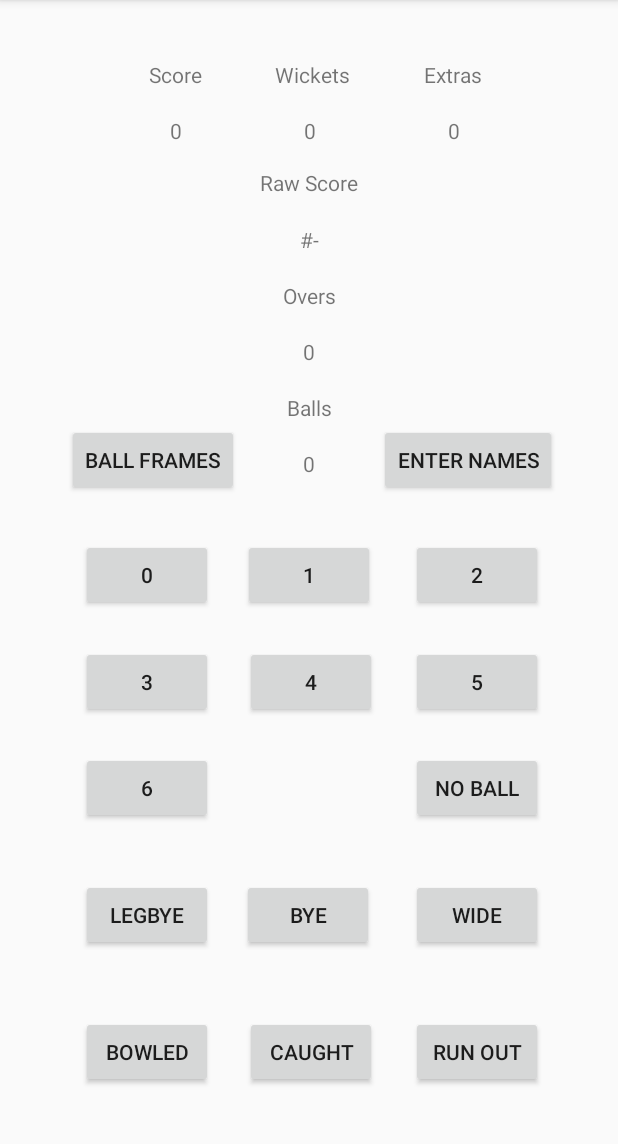
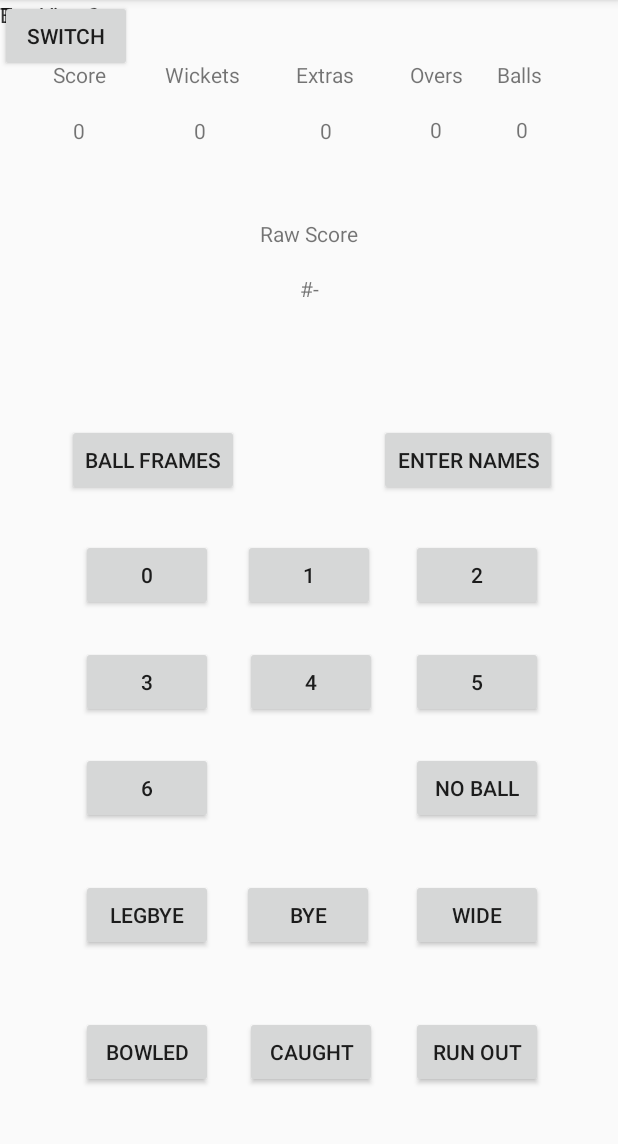
Before and after one commit to varounhanooman/CricketScoringApp, an Android app: the screen it shows after launch (MainActivity), on a phone screen of 412 x 824 dp, the part 84-1228 px from its top. Run offline under Robolectric (Android 15) with nearby library versions, the phone set to English and light mode, and no system bars.

Commit message:
added labels and radio buttons on main screen

```diff
--- a/app/build.gradle
+++ b/app/build.gradle
@@ -29,6 +29,7 @@ dependencies {
     implementation 'androidx.appcompat:appcompat:1.0.2'
     implementation 'androidx.core:core-ktx:1.0.2'
     implementation 'androidx.constraintlayout:constraintlayout:1.1.3'
+    implementation 'com.google.android.material:material:1.0.0'
     testImplementation 'junit:junit:4.12'
     androidTestImplementation 'androidx.test.ext:junit:1.1.0'
     androidTestImplementation 'androidx.test.espresso:espresso-core:3.1.1'
--- a/app/src/main/res/layout/activity_main.xml
+++ b/app/src/main/res/layout/activity_main.xml
@@ -13,11 +13,23 @@
         android:layout_height="wrap_content"
         android:text="Extras"
         app:layout_constraintBottom_toBottomOf="parent"
-        app:layout_constraintHorizontal_bias="0.758"
+        app:layout_constraintHorizontal_bias="0.529"
         app:layout_constraintLeft_toLeftOf="parent"
         app:layout_constraintRight_toRightOf="parent"
         app:layout_constraintTop_toTopOf="parent"
         app:layout_constraintVertical_bias="0.053" />
+
+    <TextView
+        android:id="@+id/textExtras"
+        android:layout_width="wrap_content"
+        android:layout_height="wrap_content"
+        android:text="0"
+        app:layout_constraintBottom_toBottomOf="parent"
+        app:layout_constraintHorizontal_bias="0.528"
+        app:layout_constraintLeft_toLeftOf="parent"
+        app:layout_constraintRight_toRightOf="parent"
+        app:layout_constraintTop_toTopOf="parent"
+        app:layout_constraintVertical_bias="0.103" />
 
     <Button
         android:id="@+id/btnBowled"
@@ -85,19 +97,7 @@
         android:layout_height="wrap_content"
         android:text="Score"
         app:layout_constraintBottom_toBottomOf="parent"
-        app:layout_constraintHorizontal_bias="0.264"
-        app:layout_constraintLeft_toLeftOf="parent"
-        app:layout_constraintRight_toRightOf="parent"
-        app:layout_constraintTop_toTopOf="parent"
-        app:layout_constraintVertical_bias="0.053" />
-
-    <TextView
-        android:id="@+id/textWicketLabel"
-        android:layout_width="wrap_content"
-        android:layout_height="wrap_content"
-        android:text="Wickets"
-        app:layout_constraintBottom_toBottomOf="parent"
-        app:layout_constraintHorizontal_bias="0.506"
+        app:layout_constraintHorizontal_bias="0.093"
         app:layout_constraintLeft_toLeftOf="parent"
         app:layout_constraintRight_toRightOf="parent"
         app:layout_constraintTop_toTopOf="parent"
@@ -109,11 +109,23 @@
         android:layout_height="wrap_content"
         android:text="0"
         app:layout_constraintBottom_toBottomOf="parent"
-        app:layout_constraintHorizontal_bias="0.28"
+        app:layout_constraintHorizontal_bias="0.121"
         app:layout_constraintLeft_toLeftOf="parent"
         app:layout_constraintRight_toRightOf="parent"
         app:layout_constraintTop_toTopOf="parent"
         app:layout_constraintVertical_bias="0.103" />
+
+    <TextView
+        android:id="@+id/textWicketLabel"
+        android:layout_width="wrap_content"
+        android:layout_height="wrap_content"
+        android:text="Wickets"
+        app:layout_constraintBottom_toBottomOf="parent"
+        app:layout_constraintHorizontal_bias="0.304"
+        app:layout_constraintLeft_toLeftOf="parent"
+        app:layout_constraintRight_toRightOf="parent"
+        app:layout_constraintTop_toTopOf="parent"
+        app:layout_constraintVertical_bias="0.053" />
 
     <TextView
         android:id="@+id/textWickets"
@@ -121,19 +133,7 @@
         android:layout_height="wrap_content"
         android:text="0"
         app:layout_constraintBottom_toBottomOf="parent"
-        app:layout_constraintHorizontal_bias="0.501"
-        app:layout_constraintLeft_toLeftOf="parent"
-        app:layout_constraintRight_toRightOf="parent"
-        app:layout_constraintTop_toTopOf="parent"
-        app:layout_constraintVertical_bias="0.103" />
-
-    <TextView
-        android:id="@+id/textExtras"
-        android:layout_width="wrap_content"
-        android:layout_height="wrap_content"
-        android:text="0"
-        app:layout_constraintBottom_toBottomOf="parent"
-        app:layout_constraintHorizontal_bias="0.739"
+        app:layout_constraintHorizontal_bias="0.32"
         app:layout_constraintLeft_toLeftOf="parent"
         app:layout_constraintRight_toRightOf="parent"
         app:layout_constraintTop_toTopOf="parent"
@@ -148,7 +148,7 @@
         app:layout_constraintLeft_toLeftOf="parent"
         app:layout_constraintRight_toRightOf="parent"
         app:layout_constraintTop_toTopOf="parent"
-        app:layout_constraintVertical_bias="0.15" />
+        app:layout_constraintVertical_bias="0.195" />
 
     <TextView
         android:id="@+id/textRawScore"
@@ -159,7 +159,19 @@
         app:layout_constraintLeft_toLeftOf="parent"
         app:layout_constraintRight_toRightOf="parent"
         app:layout_constraintTop_toTopOf="parent"
-        app:layout_constraintVertical_bias="0.2" />
+        app:layout_constraintVertical_bias="0.244" />
+
+    <TextView
+        android:id="@+id/textBallsLabel"
+        android:layout_width="wrap_content"
+        android:layout_height="wrap_content"
+        android:text="Balls"
+        app:layout_constraintBottom_toBottomOf="parent"
+        app:layout_constraintHorizontal_bias="0.868"
+        app:layout_constraintLeft_toLeftOf="parent"
+        app:layout_constraintRight_toRightOf="parent"
+        app:layout_constraintTop_toTopOf="parent"
+        app:layout_constraintVertical_bias="0.053" />
 
     <TextView
         android:id="@+id/textOversLabel"
@@ -167,10 +179,11 @@
         android:layout_height="wrap_content"
         android:text="Overs"
         app:layout_constraintBottom_toBottomOf="parent"
+        app:layout_constraintHorizontal_bias="0.725"
         app:layout_constraintLeft_toLeftOf="parent"
         app:layout_constraintRight_toRightOf="parent"
         app:layout_constraintTop_toTopOf="parent"
-        app:layout_constraintVertical_bias="0.25" />
+        app:layout_constraintVertical_bias="0.053" />
 
     <TextView
         android:id="@+id/textOvers"
@@ -178,21 +191,11 @@
         android:layout_height="wrap_content"
         android:text="0"
         app:layout_constraintBottom_toBottomOf="parent"
+        app:layout_constraintHorizontal_bias="0.709"
         app:layout_constraintLeft_toLeftOf="parent"
         app:layout_constraintRight_toRightOf="parent"
         app:layout_constraintTop_toTopOf="parent"
-        app:layout_constraintVertical_bias="0.3" />
-
-    <TextView
-        android:id="@+id/textBallsLabel"
-        android:layout_width="wrap_content"
-        android:layout_height="wrap_content"
-        android:text="Balls"
-        app:layout_constraintBottom_toBottomOf="parent"
-        app:layout_constraintLeft_toLeftOf="parent"
-        app:layout_constraintRight_toRightOf="parent"
-        app:layout_constraintTop_toTopOf="parent"
-        app:layout_constraintVertical_bias="0.35" />
+        app:layout_constraintVertical_bias="0.102" />
 
     <TextView
         android:id="@+id/textBalls"
@@ -200,10 +203,11 @@
         android:layout_height="wrap_content"
         android:text="0"
         app:layout_constraintBottom_toBottomOf="parent"
+        app:layout_constraintHorizontal_bias="0.851"
         app:layout_constraintLeft_toLeftOf="parent"
         app:layout_constraintRight_toRightOf="parent"
         app:layout_constraintTop_toTopOf="parent"
-        app:layout_constraintVertical_bias="0.4" />
+        app:layout_constraintVertical_bias="0.102" />
 
     <Button
         android:id="@+id/btn5runs"
@@ -338,4 +342,58 @@
         app:layout_constraintTop_toTopOf="parent"
         app:layout_constraintVertical_bias="0.393" />
 
+    <TextView
+        android:id="@+id/textBatsman1Label"
+        android:layout_width="wrap_content"
+        android:layout_height="wrap_content"
+        android:text="Batsman 1"
+        tools:layout_editor_absoluteX="62dp"
+        tools:layout_editor_absoluteY="210dp" />
+
+    <TextView
+        android:id="@+id/textBatsman2Label"
+        android:layout_width="wrap_content"
+        android:layout_height="wrap_content"
+        android:text="Batsman 2"
+        tools:layout_editor_absoluteX="285dp"
+        tools:layout_editor_absoluteY="210dp" />
+
+    <Button
+        android:id="@+id/btnSwitchBatsman"
+        android:layout_width="wrap_content"
+        android:layout_height="wrap_content"
+        android:text="Switch"
+        tools:layout_editor_absoluteX="169dp"
+        tools:layout_editor_absoluteY="208dp" />
+
+    <RadioButton
+        android:id="@+id/rBtnBatsman1"
+        android:layout_width="wrap_content"
+        android:layout_height="wrap_content"
+        tools:layout_editor_absoluteX="26dp"
+        tools:layout_editor_absoluteY="232dp" />
+
+    <RadioButton
+        android:id="@+id/rBtnBatsman2"
+        android:layout_width="wrap_content"
+        android:layout_height="wrap_content"
+        tools:layout_editor_absoluteX="268dp"
+        tools:layout_editor_absoluteY="230dp" />
+
+    <TextView
+        android:id="@+id/textBatsman1"
+        android:layout_width="wrap_content"
+        android:layout_height="wrap_content"
+        android:text="TextView"
+        tools:layout_editor_absoluteX="71dp"
+        tools:layout_editor_absoluteY="237dp" />
+
+    <TextView
+        android:id="@+id/textBatsman2"
+        android:layout_width="wrap_content"
+        android:layout_height="wrap_content"
+        android:text="TextView"
+        tools:layout_editor_absoluteX="308dp"
+        tools:layout_editor_absoluteY="237dp" />
+
 </androidx.constraintlayout.widget.ConstraintLayout>
```
